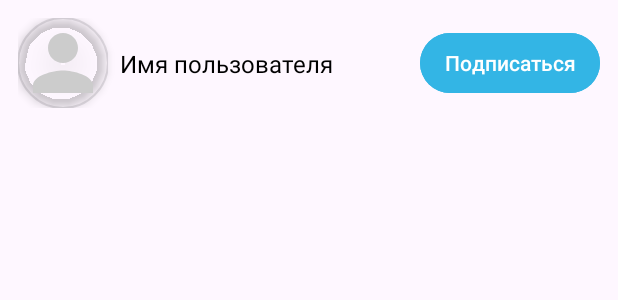
After one commit to Serjik-Developer/ComicsApp, an Android app: the layout item_subscribed_users.xml on its own in the app's theme, with its tools: preview values and no code run, on a phone screen of 412 x 824 dp. The commit adds this screen. Shown: the top 300 px of the screen. Run offline under Robolectric (Android 15) with nearby library versions, the phone set to English and light mode, and no system bars.

Commit message:
added one RecyclerView element to view user's subscribers/subscriptions

```diff
--- a/app/src/main/res/layout/activity_info_user.xml
+++ b/app/src/main/res/layout/activity_info_user.xml
@@ -9,7 +9,7 @@
     android:padding="16dp">
 
     <!-- Аватарка пользователя с круглой формой и тенью -->
-    <com.google.android.material.imageview.ShapeableImageView
+        <com.google.android.material.imageview.ShapeableImageView
         android:id="@+id/imageViewAvatar"
         android:layout_width="120dp"
         android:layout_height="120dp"
@@ -22,8 +22,7 @@
         android:src="@drawable/ic_avatar_placeholder"
         app:layout_constraintTop_toTopOf="parent"
         app:layout_constraintStart_toStartOf="parent"
-        app:layout_constraintEnd_toEndOf="parent"
-        tools:srcCompat="@tools:sample/avatars" />
+        app:layout_constraintEnd_toEndOf="parent" />
 
     <!-- Имя пользователя -->
     <TextView
--- /dev/null
+++ b/app/src/main/res/layout/item_subscribed_users.xml
@@ -0,0 +1,56 @@
+<?xml version="1.0" encoding="utf-8"?>
+<androidx.constraintlayout.widget.ConstraintLayout
+    xmlns:android="http://schemas.android.com/apk/res/android"
+    xmlns:app="http://schemas.android.com/apk/res-auto"
+    android:layout_width="match_parent"
+    android:layout_height="wrap_content"
+    android:padding="12dp">
+
+    <!-- Иконка пользователя (круглая) -->
+    <com.google.android.material.imageview.ShapeableImageView
+        android:id="@+id/imageViewAvatar"
+        android:layout_width="60dp"
+        android:layout_height="60dp"
+        android:layout_marginEnd="12dp"
+        android:scaleType="centerCrop"
+        app:shapeAppearanceOverlay="@style/ShapeAppearance.Material3.Corner.Full"
+        android:src="@drawable/ic_avatar_placeholder"
+        app:strokeWidth="1dp"
+        android:elevation="4dp"
+        android:textColor="@android:color/darker_gray"
+        android:layout_gravity="center"
+        android:contentDescription="Аватар пользователя"
+        app:layout_constraintStart_toStartOf="parent"
+        app:layout_constraintTop_toTopOf="parent"
+        app:layout_constraintBottom_toBottomOf="parent" />
+
+    <!-- Имя пользователя -->
+    <TextView
+        android:id="@+id/textViewUsername"
+        android:layout_width="0dp"
+        android:layout_height="wrap_content"
+        android:layout_marginStart="8dp"
+        android:ellipsize="end"
+        android:maxLines="1"
+        android:text="Имя пользователя"
+        android:textColor="@android:color/black"
+        android:textSize="16sp"
+        app:layout_constraintBottom_toBottomOf="parent"
+        app:layout_constraintEnd_toStartOf="@id/buttonSubscribe"
+        app:layout_constraintHorizontal_bias="0"
+        app:layout_constraintStart_toEndOf="@id/imageViewAvatar"
+        app:layout_constraintTop_toTopOf="parent" />
+    <Button
+        android:id="@+id/buttonSubscribe"
+        android:layout_width="wrap_content"
+        android:layout_height="wrap_content"
+        android:text="Подписаться"
+        android:textSize="14sp"
+        android:backgroundTint="@android:color/holo_blue_light"
+        android:textColor="@android:color/white"
+        android:paddingHorizontal="16dp"
+        app:layout_constraintEnd_toEndOf="parent"
+        app:layout_constraintTop_toTopOf="parent"
+        app:layout_constraintBottom_toBottomOf="parent" />
+
+</androidx.constraintlayout.widget.ConstraintLayout>
```
